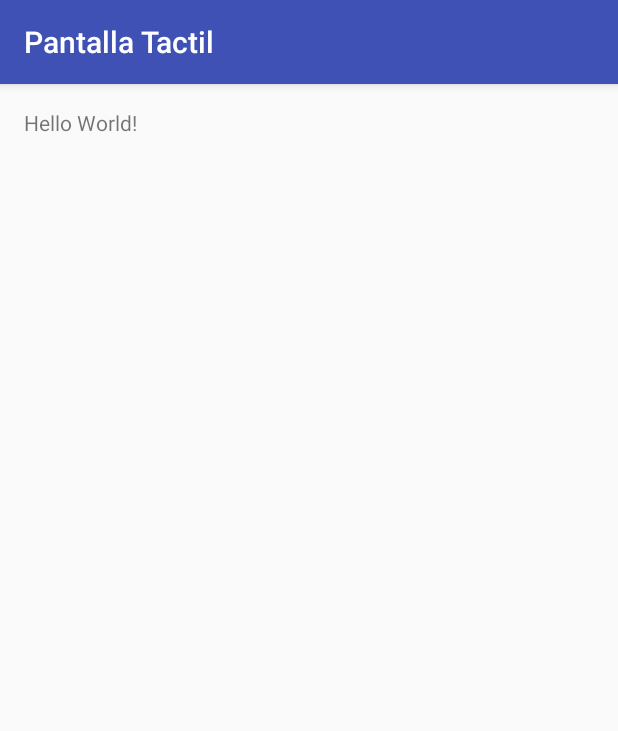
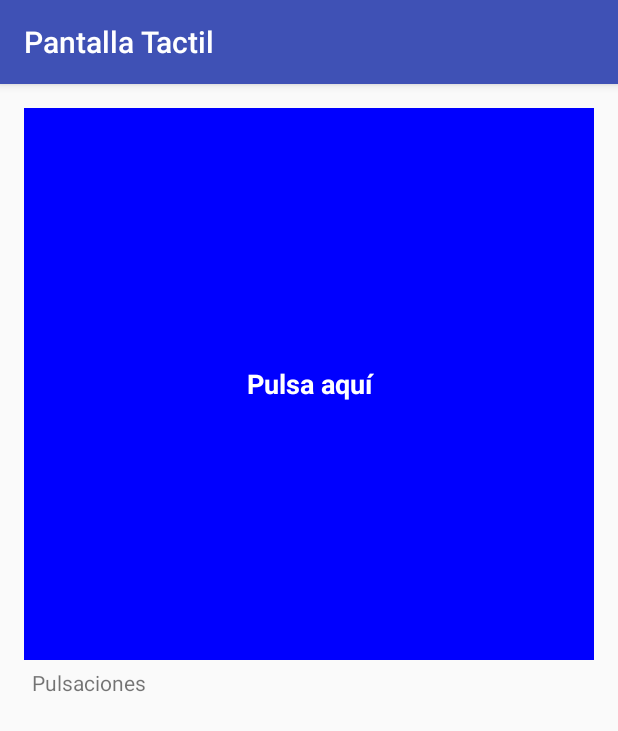
Before and after one commit to ArnoWelter/ArnoWelter_PantallaTactil, an Android app: the screen it shows after launch (PantallaTactilActivity), on a phone screen of 412 x 824 dp. Shown: the top 731 px of the screen. Run offline under Robolectric (Android 15) with nearby library versions, the phone set to English and light mode, and no system bars.

Commit message:
Ejercicio_5_9

```diff
--- a/app/src/main/res/layout-land/main.xml
+++ b/app/src/main/res/layout-land/main.xml
@@ -9,19 +9,20 @@
     android:paddingRight="@dimen/activity_horizontal_margin"
     android:paddingTop="@dimen/activity_vertical_margin"
     tools:context="pantallatactil.arnowelter.com.pantallatactil.PantallaTactilActivity"
-    android:orientation="vertical">
+    android:orientation="horizontal">
 
     <TextView
         android:layout_width="match_parent"
         android:layout_height="match_parent"
         android:text="Pulsa aquí"
-        android:layout_weight="4"
+        android:layout_weight="1"
         android:gravity="center_vertical|center_horizontal"
         android:background="@color/azul"
         android:textColor="@android:color/background_light"
         android:textStyle="normal|bold"
         android:textSize="18sp"
-        android:id="@+id/TextViewEntrada" />
+        android:id="@+id/TextViewEntrada"
+        android:layout_margin="5dp" />
 
     <ScrollView
         android:layout_width="match_parent"
--- a/app/src/main/res/layout/main.xml
+++ b/app/src/main/res/layout/main.xml
@@ -1,5 +1,5 @@
 <?xml version="1.0" encoding="utf-8"?>
-<RelativeLayout xmlns:android="http://schemas.android.com/apk/res/android"
+<LinearLayout xmlns:android="http://schemas.android.com/apk/res/android"
     xmlns:tools="http://schemas.android.com/tools"
     android:id="@+id/activity_main"
     android:layout_width="match_parent"
@@ -8,10 +8,37 @@
     android:paddingLeft="@dimen/activity_horizontal_margin"
     android:paddingRight="@dimen/activity_horizontal_margin"
     android:paddingTop="@dimen/activity_vertical_margin"
-    tools:context="pantallatactil.arnowelter.com.pantallatactil.PantallaTactilActivity">
+    tools:context="pantallatactil.arnowelter.com.pantallatactil.PantallaTactilActivity"
+    android:orientation="vertical">
 
     <TextView
-        android:layout_width="wrap_content"
-        android:layout_height="wrap_content"
-        android:text="Hello World!" />
-</RelativeLayout>
+        android:layout_width="match_parent"
+        android:layout_height="match_parent"
+        android:text="Pulsa aquí"
+        android:layout_weight="1"
+        android:gravity="center_vertical|center_horizontal"
+        android:background="@color/azul"
+        android:textColor="@android:color/background_light"
+        android:textStyle="normal|bold"
+        android:textSize="18sp"
+        android:id="@+id/TextViewEntrada" />
+
+    <ScrollView
+        android:layout_width="match_parent"
+        android:layout_height="match_parent"
+        android:layout_weight="1">
+
+        <LinearLayout
+            android:layout_width="match_parent"
+            android:layout_height="wrap_content"
+            android:orientation="vertical" >
+
+            <TextView
+                android:text="Pulsaciones"
+                android:layout_width="match_parent"
+                android:layout_height="wrap_content"
+                android:id="@+id/TextViewSalida"
+                android:layout_margin="5dp" />
+        </LinearLayout>
+    </ScrollView>
+</LinearLayout>
--- a/app/src/main/res/values/colors.xml
+++ b/app/src/main/res/values/colors.xml
@@ -3,4 +3,5 @@
     <color name="colorPrimary">#3F51B5</color>
     <color name="colorPrimaryDark">#303F9F</color>
     <color name="colorAccent">#FF4081</color>
+    <color name="azul">#0000ff</color>
 </resources>
```
Also changed, not shown: app/src/main/java/pantallatactil/arnowelter/com/pantallatactil/PantallaTactilActivity.java (+28 -1 lines).
